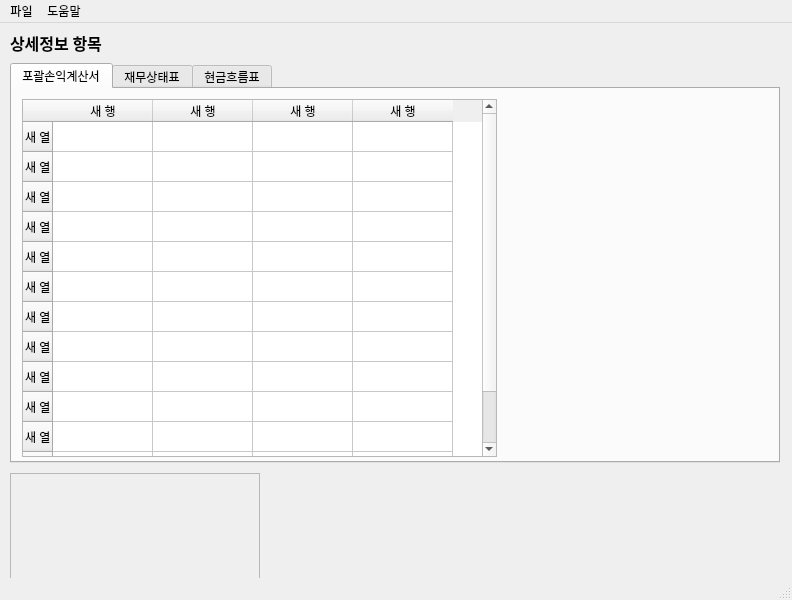
First picture: the form in MoreInformation.ui, repository Self-development-J/StockAdvisorSystem, before the edit.
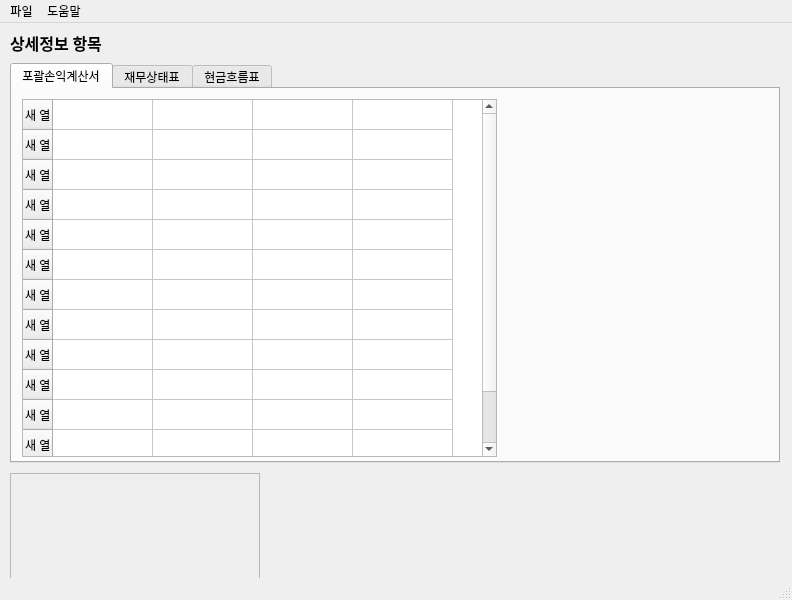
Second picture: the form after the edit. The open tabs and pages were chosen to show the change. Icons and pictures are not drawn.

Diff of the .ui file:
```diff
--- a/MoreInformation.ui
+++ b/MoreInformation.ui
@@ -5,6 +5,9 @@
   <property name="windowModality">
    <enum>Qt::WindowModal</enum>
   </property>
+  <property name="enabled">
+   <bool>true</bool>
+  </property>
   <property name="geometry">
    <rect>
     <x>0</x>
@@ -14,7 +17,7 @@
    </rect>
   </property>
   <property name="sizePolicy">
-   <sizepolicy hsizetype="Preferred" vsizetype="Preferred">
+   <sizepolicy hsizetype="Ignored" vsizetype="Ignored">
     <horstretch>0</horstretch>
     <verstretch>0</verstretch>
    </sizepolicy>
@@ -28,6 +31,9 @@
   <property name="autoFillBackground">
    <bool>false</bool>
   </property>
+  <property name="toolButtonStyle">
+   <enum>Qt::ToolButtonIconOnly</enum>
+  </property>
   <widget class="QWidget" name="centralwidget">
    <widget class="QTabWidget" name="ShowTab">
     <property name="geometry">
@@ -49,6 +55,9 @@
       <string>포괄손익계산서</string>
      </attribute>
      <widget class="QTableWidget" name="tableWidget">
+      <property name="enabled">
+       <bool>true</bool>
+      </property>
       <property name="geometry">
        <rect>
         <x>10</x>
@@ -57,6 +66,15 @@
         <height>358</height>
        </rect>
       </property>
+      <property name="mouseTracking">
+       <bool>false</bool>
+      </property>
+      <property name="acceptDrops">
+       <bool>false</bool>
+      </property>
+      <attribute name="horizontalHeaderVisible">
+       <bool>false</bool>
+      </attribute>
       <row>
        <property name="text">
         <string>새 열</string>
```
Left out of the diff: 4 changed lines with no effect on the pictures.
